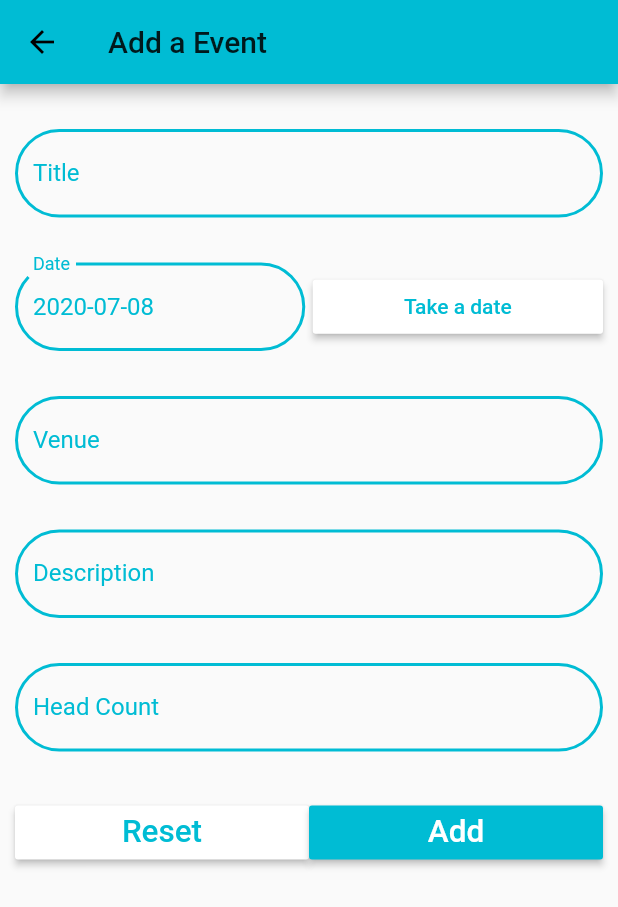
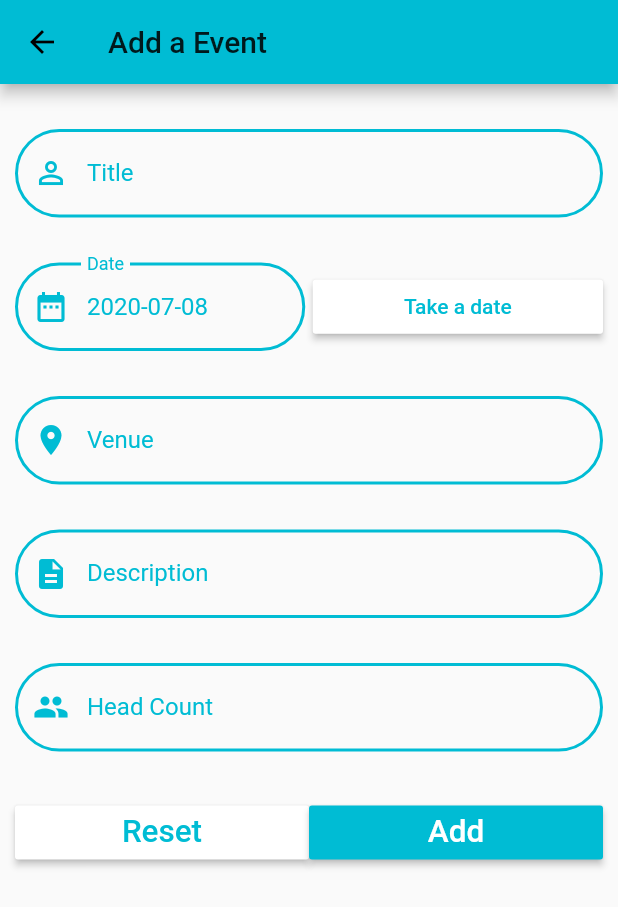
Before and after one commit to Group40/SandT_Group, a Flutter app: the AddEvent screen opened directly, on a phone screen of 412 x 824 dp. Shown: the top 907 px of the screen. Run offline on Flutter 3.47's test engine with Material 2 defaults, Android fonts, the phone set to English and light mode, and no system bars; our stand-ins replace flutter_calendar_carousel.

Commit message:
Add icons to fields

```diff
--- a/lib/EventPublishingBooking/AddEvent.dart
+++ b/lib/EventPublishingBooking/AddEvent.dart
@@ -105,6 +105,14 @@ class AddEventState extends State<AddEvent> {
                     },
                     decoration: InputDecoration(
                         labelText: 'Title',
+                        prefixIcon: Padding(
+                          padding: EdgeInsets.only(top: 0),
+                          // add padding to adjust icon
+                          child: Icon(
+                            Icons.perm_identity,
+                            color: Theme.of(context).primaryColor,
+                          ),
+                        ),
                         labelStyle: TextStyle(
                           color: Theme.of(context).primaryColor,
                         ),
@@ -146,6 +154,14 @@ class AddEventState extends State<AddEvent> {
                           },
                           decoration: InputDecoration(
                               labelText: 'Date',
+                              prefixIcon: Padding(
+                                padding: EdgeInsets.only(top: 0),
+                                // add padding to adjust icon
+                                child: Icon(
+                                  Icons.date_range,
+                                  color: Theme.of(context).primaryColor,
+                                ),
+                              ),
                               labelStyle: TextStyle(
                                 color: Theme.of(context).primaryColor,
                               ),
@@ -217,6 +233,14 @@ class AddEventState extends State<AddEvent> {
                     },
                     decoration: InputDecoration(
                         labelText: 'Venue',
+                        prefixIcon: Padding(
+                          padding: EdgeInsets.only(top: 0),
+                          // add padding to adjust icon
+                          child: Icon(
+                            Icons.location_on,
+                            color: Theme.of(context).primaryColor,
+                          ),
+                        ),
                         labelStyle: TextStyle(
                           color: Theme.of(context).primaryColor,
                         ),
@@ -253,6 +277,14 @@ class AddEventState extends State<AddEvent> {
                     },
                     decoration: InputDecoration(
                         labelText: 'Description',
+                        prefixIcon: Padding(
+                          padding: EdgeInsets.only(top: 0),
+                          // add padding to adjust icon
+                          child: Icon(
+                            Icons.description,
+                            color: Theme.of(context).primaryColor,
+                          ),
+                        ),
                         labelStyle: TextStyle(
                           color: Theme.of(context).primaryColor,
                         ),
@@ -292,6 +324,14 @@ class AddEventState extends State<AddEvent> {
                     },
                     decoration: InputDecoration(
                         labelText: 'Head Count',
+                        prefixIcon: Padding(
+                          padding: EdgeInsets.only(top: 0),
+                          // add padding to adjust icon
+                          child: Icon(
+                            Icons.people,
+                            color: Theme.of(context).primaryColor,
+                          ),
+                        ),
                         labelStyle: TextStyle(
                           color: Theme.of(context).primaryColor,
                         ),
```
Also changed, not shown: lib/EventPublishingBooking/EventDetail.dart (+60 -24 lines).
